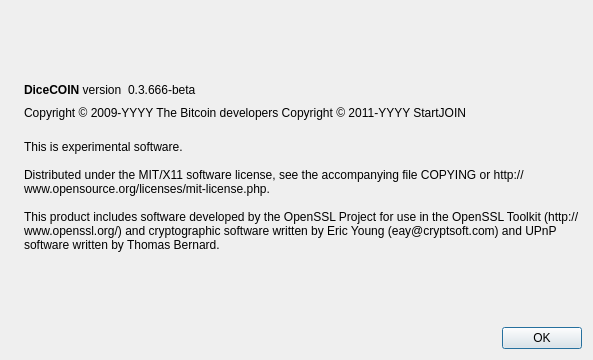
Qt form src/qt/forms/aboutdialog.ui (dicecoin-project/dicecoin) before a commit.
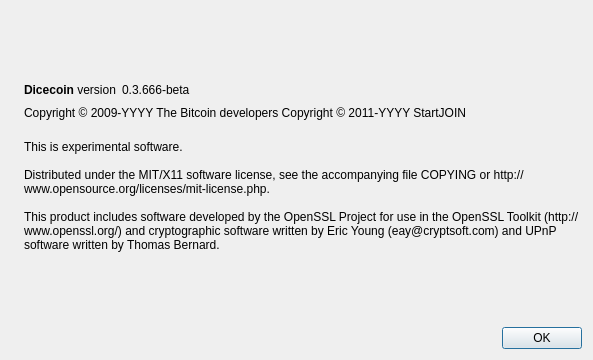
The same form after that commit. Icons and pictures are not drawn.

Patch:
```diff
--- a/src/qt/forms/aboutdialog.ui
+++ b/src/qt/forms/aboutdialog.ui
@@ -50,7 +50,7 @@
           <cursorShape>IBeamCursor</cursorShape>
          </property>
          <property name="text">
-          <string>&lt;b&gt;DiceCOIN&lt;/b&gt; version</string>
+          <string>&lt;b&gt;Dicecoin&lt;/b&gt; version</string>
          </property>
          <property name="textInteractionFlags">
           <set>Qt::LinksAccessibleByMouse|Qt::TextSelectableByKeyboard|Qt::TextSelectableByMouse</set>
```
Left out of the diff: 2 changed lines with no effect on the pictures.
